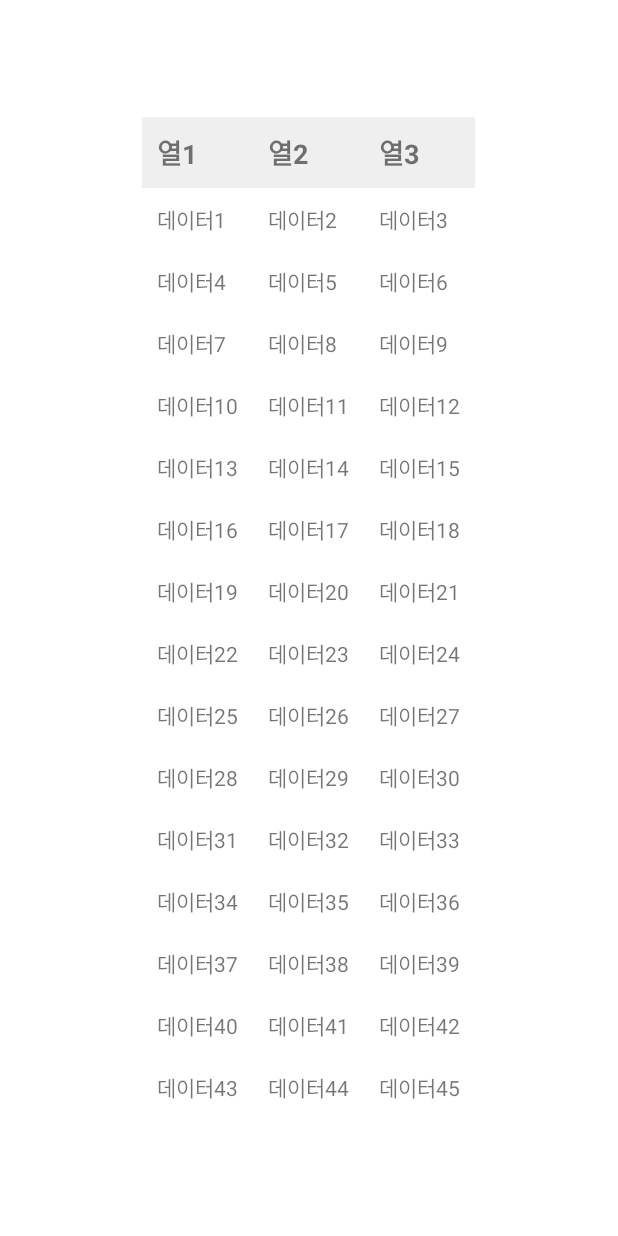
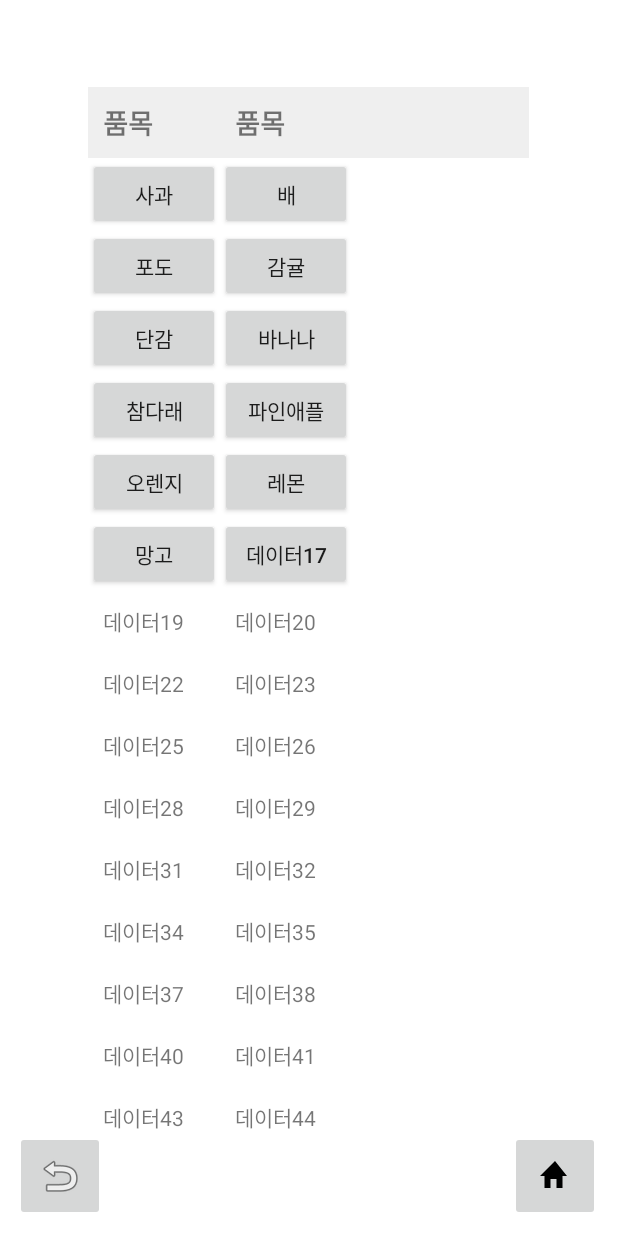
Before and after one commit to LeeDayoung1/Farm_doctor, an Android app built with Jetpack Compose: the layout fruitpage_1.xml on its own in the app's theme, with its tools: preview values and no code run, on a phone screen of 412 x 824 dp. Run offline under Robolectric (Android 15) with nearby library versions, the phone set to English and light mode, and no system bars.

Commit message:
과일류 페이지 버튼 추가

```diff
--- a/app/src/main/java/com/example/farmdoctor/MainActivity.java
+++ b/app/src/main/java/com/example/farmdoctor/MainActivity.java
@@ -25,5 +25,16 @@ public class MainActivity extends AppCompatActivity {
                 startActivity(intent);
             }
         });
+
+        // '과일류' 버튼 클릭 이벤트 처리
+        Button button4 = findViewById(R.id.button4);
+        button4.setOnClickListener(new View.OnClickListener() {
+            @Override
+            public void onClick(View v) {
+                // 'fruitActivity'를 시작하도록 변경
+                Intent intent = new Intent(MainActivity.this, fruitActivity.class);
+                startActivity(intent);
+            }
+        });
     }
 }
--- /dev/null
+++ b/app/src/main/java/com/example/farmdoctor/fruitActivity.java
@@ -0,0 +1,37 @@
+package com.example.farmdoctor;
+import android.content.Intent;
+import android.os.Bundle;
+import android.view.View;
+import android.widget.ImageButton;
+import androidx.appcompat.app.AppCompatActivity;
+
+public class fruitActivity extends AppCompatActivity {
+
+    @Override
+    protected void onCreate(Bundle savedInstanceState) {
+        super.onCreate(savedInstanceState);
+        setContentView(R.layout.fruitpage_1);
+
+        // 'homebutton' 버튼 클릭 이벤트 처리
+        ImageButton homeButton = findViewById(R.id.homebutton);
+        homeButton.setOnClickListener(new View.OnClickListener() {
+            @Override
+            public void onClick(View v) {
+                // 'MainActivity'로 이동
+                Intent intent = new Intent(fruitActivity.this, MainActivity.class);
+                startActivity(intent);
+            }
+        });
+
+        // 'backbutton' 버튼 클릭 이벤트 처리
+        ImageButton backButton = findViewById(R.id.backbutton);
+        backButton.setOnClickListener(new View.OnClickListener() {
+            @Override
+            public void onClick(View v) {
+                // 'MainActivity'로 이동
+                Intent intent = new Intent(fruitActivity.this, MainActivity.class);
+                startActivity(intent);
+            }
+        });
+    }
+}
--- a/app/src/main/res/layout/fruitpage_1.xml
+++ b/app/src/main/res/layout/fruitpage_1.xml
@@ -6,13 +6,13 @@
 
     <TableLayout
         android:id="@+id/tableLayout"
-        android:layout_width="wrap_content"
+        android:layout_width="294dp"
         android:layout_height="wrap_content"
         android:layout_centerInParent="true">
 
         <!-- 테이블 헤더 -->
         <TableRow
-            android:layout_width="263dp"
+            android:layout_width="wrap_content"
             android:layout_height="wrap_content"
             android:background="#EFEFEF">
 
@@ -20,7 +20,7 @@
                 android:layout_width="wrap_content"
                 android:layout_height="wrap_content"
                 android:padding="10dp"
-                android:text="열1"
+                android:text="품목"
                 android:textSize="18sp"
                 android:textStyle="bold" />
 
@@ -28,15 +28,7 @@
                 android:layout_width="wrap_content"
                 android:layout_height="wrap_content"
                 android:padding="10dp"
-                android:text="열2"
-                android:textSize="18sp"
-                android:textStyle="bold" />
-
-            <TextView
-                android:layout_width="wrap_content"
-                android:layout_height="wrap_content"
-                android:padding="10dp"
-                android:text="열3"
+                android:text="품목"
                 android:textSize="18sp"
                 android:textStyle="bold" />
 
@@ -47,129 +39,93 @@
             android:layout_width="match_parent"
             android:layout_height="wrap_content">
 
-            <TextView
+            <Button
                 android:layout_width="wrap_content"
                 android:layout_height="wrap_content"
                 android:padding="10dp"
-                android:text="데이터1" />
+                android:text="사과" />
 
-            <TextView
+            <Button
                 android:layout_width="wrap_content"
                 android:layout_height="wrap_content"
                 android:padding="10dp"
-                android:text="데이터2" />
-
-            <TextView
-                android:layout_width="wrap_content"
-                android:layout_height="wrap_content"
-                android:padding="10dp"
-                android:text="데이터3" />
+                android:text="배" />
         </TableRow>
 
 
         <TableRow>
 
-            <TextView
+            <Button
                 android:layout_width="wrap_content"
                 android:layout_height="wrap_content"
                 android:padding="10dp"
-                android:text="데이터4" />
+                android:text="포도" />
 
-            <TextView
+            <Button
                 android:layout_width="wrap_content"
                 android:layout_height="wrap_content"
                 android:padding="10dp"
-                android:text="데이터5" />
-
-            <TextView
-                android:layout_width="match_parent"
-                android:layout_height="wrap_content"
-                android:padding="10dp"
-                android:text="데이터6" />
+                android:text="감귤" />
         </TableRow>
 
         <TableRow>
 
-            <TextView
+            <Button
                 android:layout_width="wrap_content"
                 android:layout_height="wrap_content"
                 android:padding="10dp"
-                android:text="데이터7" />
+                android:text="단감" />
 
-            <TextView
+            <Button
                 android:layout_width="wrap_content"
                 android:layout_height="wrap_content"
                 android:padding="10dp"
-                android:text="데이터8" />
-
-            <TextView
-                android:layout_width="wrap_content"
-                android:layout_height="wrap_content"
-                android:padding="10dp"
-                android:text="데이터9" />
+                android:text="바나나" />
         </TableRow>
 
         <TableRow>
 
-            <TextView
+            <Button
                 android:layout_width="wrap_content"
                 android:layout_height="wrap_content"
                 android:padding="10dp"
-                android:text="데이터10" />
+                android:text="참다래" />
 
-            <TextView
+            <Button
                 android:layout_width="wrap_content"
                 android:layout_height="wrap_content"
                 android:padding="10dp"
-                android:text="데이터11" />
-
-            <TextView
-                android:layout_width="wrap_content"
-                android:layout_height="wrap_content"
-                android:padding="10dp"
-                android:text="데이터12" />
+                android:text="파인애플" />
         </TableRow>
 
         <TableRow>
 
-            <TextView
+            <Button
                 android:layout_width="wrap_content"
                 android:layout_height="wrap_content"
                 android:padding="10dp"
-                android:text="데이터13" />
+                android:text="오렌지" />
 
-            <TextView
+            <Button
                 android:layout_width="wrap_content"
                 android:layout_height="wrap_content"
                 android:padding="10dp"
-                android:text="데이터14" />
-
-            <TextView
-                android:layout_width="wrap_content"
-                android:layout_height="wrap_content"
-                android:padding="10dp"
-                android:text="데이터15" />
+                android:text="레몬" />
         </TableRow>
 
         <TableRow>
 
-            <TextView
+            <Button
                 android:layout_width="wrap_content"
                 android:layout_height="wrap_content"
                 android:padding="10dp"
-                android:text="데이터16" />
+                android:text="망고" />
 
-            <TextView
+            <Button
                 android:layout_width="wrap_content"
                 android:layout_height="wrap_content"
                 android:padding="10dp"
                 android:text="데이터17" />
-
-            <TextView
-                android:layout_width="wrap_content"
-                android:layout_height="wrap_content"
-                android:padding="10dp"
-                android:text="데이터18" />
         </TableRow>
 
         <TableRow
@@ -187,12 +143,6 @@
                 android:layout_height="wrap_content"
                 android:padding="10dp"
                 android:text="데이터20" />
-
-            <TextView
-                android:layout_width="wrap_content"
-                android:layout_height="wrap_content"
-                android:padding="10dp"
-                android:text="데이터21" />
         </TableRow>
 
         <TableRow>
@@ -208,12 +158,6 @@
                 android:layout_height="wrap_content"
                 android:padding="10dp"
                 android:text="데이터23" />
-
-            <TextView
-                android:layout_width="wrap_content"
-                android:layout_height="wrap_content"
-                android:padding="10dp"
-                android:text="데이터24" />
         </TableRow>
 
         <TableRow>
@@ -229,12 +173,6 @@
                 android:layout_height="wrap_content"
                 android:padding="10dp"
                 android:text="데이터26" />
-
-            <TextView
-                android:layout_width="wrap_content"
-                android:layout_height="wrap_content"
-                android:padding="10dp"
-                android:text="데이터27" />
         </TableRow>
 
         <TableRow
@@ -252,12 +190,6 @@
                 android:layout_height="wrap_content"
                 android:padding="10dp"
                 android:text="데이터29" />
-
-            <TextView
-                android:layout_width="wrap_content"
-                android:layout_height="wrap_content"
-                android:padding="10dp"
-                android:text="데이터30" />
         </TableRow>
 
         <TableRow
@@ -275,12 +207,6 @@
                 android:layout_height="wrap_content"
                 android:padding="10dp"
                 android:text="데이터32" />
-
-            <TextView
-                android:layout_width="wrap_content"
-                android:layout_height="wrap_content"
-                android:padding="10dp"
-                android:text="데이터33" />
         </TableRow>
 
         <TableRow
@@ -298,12 +224,6 @@
                 android:layout_height="wrap_content"
                 android:padding="10dp"
                 android:text="데이터35" />
-
-            <TextView
-                android:layout_width="wrap_content"
-                android:layout_height="wrap_content"
-                android:padding="10dp"
-                android:text="데이터36" />
         </TableRow>
 
         <TableRow
@@ -321,12 +241,6 @@
                 android:layout_height="wrap_content"
                 android:padding="10dp"
                 android:text="데이터38" />
-
-            <TextView
-                android:layout_width="wrap_content"
-                android:layout_height="wrap_content"
-                android:padding="10dp"
-                android:text="데이터39" />
         </TableRow>
 
         <TableRow
@@ -344,12 +258,6 @@
                 android:layout_height="wrap_content"
                 android:padding="10dp"
                 android:text="데이터41" />
-
-            <TextView
-                android:layout_width="wrap_content"
-                android:layout_height="wrap_content"
-                android:padding="10dp"
-                android:text="데이터42" />
         </TableRow>
 
         <TableRow>
@@ -365,13 +273,29 @@
                 android:layout_height="wrap_content"
                 android:padding="10dp"
                 android:text="데이터44" />
-
-            <TextView
-                android:layout_width="wrap_content"
-                android:layout_height="wrap_content"
-                android:padding="10dp"
-                android:text="데이터45" />
         </TableRow>
 
     </TableLayout>
+
+    <ImageButton
+        android:id="@+id/backbutton"
+        android:layout_width="60dp"
+        android:layout_height="60dp"
+        android:layout_alignParentStart="true"
+        android:layout_alignParentBottom="true"
+        android:layout_marginStart="10dp"
+        android:layout_marginBottom="10dp"
+        android:src="@android:drawable/ic_menu_revert"
+        android:contentDescription="Go back to previous screen" />
+
+    <ImageButton
+        android:id="@+id/homebutton"
+        android:layout_width="60dp"
+        android:layout_height="60dp"
+        android:layout_alignTop="@+id/backbutton"
+        android:layout_marginStart="270dp"
+        android:layout_marginBottom="10dp"
+        android:layout_toEndOf="@+id/backbutton"
+        android:contentDescription="Go back home"
+        android:src="@drawable/home_icon" />
 </RelativeLayout>
```
